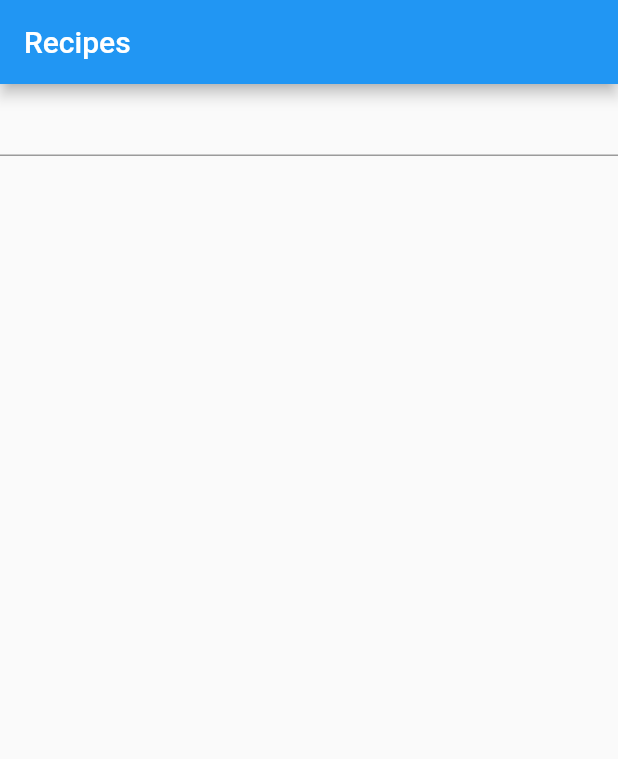
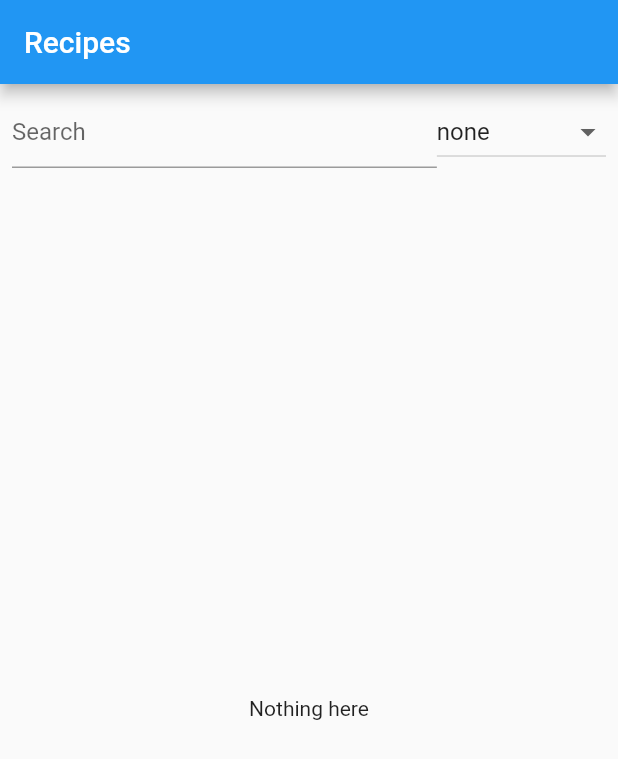
Before and after one commit to 13Griffon13/flutter_internship, a Flutter app: the screen it shows after launch, on a phone screen of 412 x 824 dp. Shown: the top 759 px of the screen. Run offline on Flutter 3.47's test engine with Material 2 defaults, Android fonts, the phone set to English and light mode, and no system bars; our stand-ins replace dartz, flutter_bloc, freezed_annotation; generated files the repository leaves out were written again.

Commit message:
feat: added basic sort(need to be finished in future), refactored search architecture

```diff
--- a/lib/features/recipes_search/ui/bloc/search_events.dart
+++ /dev/null
@@ -1,10 +0,0 @@
-
-abstract class SearchEvent{
-
-}
-
-class RequestSent extends SearchEvent{
-  String request;
-
-  RequestSent(this.request);
-}
--- a/lib/features/recipes_search/ui/recipes_search_home.dart
+++ b/lib/features/recipes_search/ui/recipes_search_home.dart
@@ -1,18 +1,39 @@
 import 'package:flutter/material.dart';
 import 'package:flutter_bloc/flutter_bloc.dart';
-import 'package:internship_final_recipes/features/recipes_search/ui/bloc/search_bloc.dart';
-import 'package:internship_final_recipes/features/recipes_search/ui/bloc/search_state.dart';
-import 'package:internship_final_recipes/features/recipes_search/ui/search_body.dart';
+import 'package:internship_final_recipes/features/recipes_search/ui/search_interface/search_interface.dart';
+import 'package:internship_final_recipes/features/recipes_search/ui/search_result_presentation/bloc/search_events.dart';
+
+import 'package:internship_final_recipes/features/recipes_search/ui/search_result_presentation/search_body.dart';
+
+import 'search_result_presentation/bloc/search_bloc.dart';
+import 'search_result_presentation/bloc/search_state.dart';
 
 class RecipesSearch extends StatelessWidget {
   const RecipesSearch({Key? key}) : super(key: key);
 
   @override
   Widget build(BuildContext context) {
-    return BlocBuilder<SearchBloc, SearchState>(
+    return Column(
+      mainAxisSize: MainAxisSize.max,
+      crossAxisAlignment: CrossAxisAlignment.start,
+      mainAxisAlignment: MainAxisAlignment.start,
+      children: [
+        SearchInterface(
+          onRequestSent: (request) {
+            context
+                .read<SearchBloc>()
+                .add(SearchEvent.searchRequestSent(request));
+          },
+          onSortTypeChanged: (sortType) {
+            context
+                .read<SearchBloc>()
+                .add(SearchEvent.sortMethodChanged(sortType));
+          },
+        ),
+        Flexible(
+          child: BlocBuilder<SearchBloc, SearchState>(
             bloc: context.read<SearchBloc>(),
             builder: (context, state) {
-        print('!!!!!!!!!!!!!!REBIULD!!!!!!!!!!!!!!!!');
               return state.map(
                 empty: (state) {
                   return const SearchBody(
@@ -34,6 +55,9 @@ class RecipesSearch extends StatelessWidget {
                 },
               );
             },
+          ),
+        ),
+      ],
     );
   }
 }
--- a/lib/features/recipes_search/ui/search_body.dart
+++ /dev/null
@@ -1,40 +0,0 @@
-import 'package:flutter/material.dart';
-import 'package:flutter_bloc/flutter_bloc.dart';
-import 'package:internship_final_recipes/features/recipes_search/domain/entities/recipes_list.dart';
-import 'package:internship_final_recipes/features/recipes_search/ui/bloc/search_bloc.dart';
-import 'package:internship_final_recipes/features/recipes_search/ui/bloc/search_events.dart';
-import 'package:internship_final_recipes/features/recipes_search/ui/recipe_tile.dart';
-
-class SearchBody extends StatelessWidget {
-  final RecipesList? recipesList;
-
-  const SearchBody({Key? key, this.recipesList}) : super(key: key);
-
-  @override
-  Widget build(BuildContext context) {
-    return Column(
-      crossAxisAlignment: CrossAxisAlignment.start,
-      mainAxisAlignment: MainAxisAlignment.start,
-      mainAxisSize: MainAxisSize.max,
-      children: [
-        //todo rework search bloc add helper bloc to manage search input
-        TextField(
-          onSubmitted: (text) {
-            context.read<SearchBloc>().add(RequestSent(text));
-          },
-        ),
-        Flexible(
-          child: recipesList != null
-              ? ListView.builder(
-                  itemCount: recipesList!.recipes.length,
-                  itemBuilder: (context, position) {
-                    return RecipeTile(
-                        recipeEntity: recipesList!.recipes[position]);
-                  },
-                )
-              : Container(),
-        ),
-      ],
-    );
-  }
-}
--- /dev/null
+++ b/lib/features/recipes_search/ui/search_interface/bloc/search_interface_event.dart
@@ -0,0 +1,17 @@
+import 'package:freezed_annotation/freezed_annotation.dart';
+
+import '../../util/sort_types.dart';
+
+part 'search_interface_event.freezed.dart';
+
+@freezed
+class SearchInterfaceEvent with _$SearchInterfaceEvent {
+  const factory SearchInterfaceEvent.requestChanged(String newRequest) =
+      _RequestChanged;
+
+  const factory SearchInterfaceEvent.sortTypeChanged(SortType newSortType) =
+      _SortTypeChanged;
+
+  const factory SearchInterfaceEvent.readyToSendRequest() =
+  _ReadyToSendRequest;
+}
--- /dev/null
+++ b/lib/features/recipes_search/ui/search_interface/bloc/search_interface_state.dart
@@ -0,0 +1,14 @@
+import 'package:freezed_annotation/freezed_annotation.dart';
+
+import '../../util/sort_types.dart';
+
+part 'search_interface_state.freezed.dart';
+
+@freezed
+class SearchInterfaceState with _$SearchInterfaceState {
+  const factory SearchInterfaceState([
+    @Default('') String request,
+    @Default(SortType.none) SortType sortType,
+    @Default(false) bool readyToSend,
+  ]) = _SearchInterfaceState;
+}
--- /dev/null
+++ b/lib/features/recipes_search/ui/search_interface/search_interface.dart
@@ -0,0 +1,126 @@
+import 'package:flutter/material.dart';
+import 'package:flutter_bloc/flutter_bloc.dart';
+import 'package:internship_final_recipes/features/recipes_search/ui/search_interface/bloc/search_interface_bloc.dart';
+import 'package:internship_final_recipes/features/recipes_search/ui/search_interface/bloc/search_interface_event.dart';
+import 'package:internship_final_recipes/features/recipes_search/ui/search_interface/bloc/search_interface_state.dart';
+import 'package:internship_final_recipes/features/recipes_search/ui/util/sort_types.dart';
+import 'package:internship_final_recipes/locale/locale.dart';
+
+class SearchInterface extends StatelessWidget {
+  final SearchInterfaceBloc interfaceBloc = SearchInterfaceBloc();
+  final Function(String) onRequestSent;
+  final Function(SortType) onSortTypeChanged;
+
+  SearchInterface({
+    Key? key,
+    required this.onRequestSent,
+    required this.onSortTypeChanged,
+  }) : super(key: key);
+
+  @override
+  Widget build(BuildContext context) {
+    return BlocBuilder<SearchInterfaceBloc, SearchInterfaceState>(
+      bloc: interfaceBloc,
+      builder: (context, state) {
+        return Padding(
+          padding: const EdgeInsets.all(8.0),
+          child: Row(
+            crossAxisAlignment: CrossAxisAlignment.center,
+            children: [
+              Flexible(
+                  child: _RequestField(
+                bloc: interfaceBloc,
+                onListenerTriggered: onRequestSent,
+              )),
+              _SortSelector(
+                bloc: interfaceBloc,
+                onListenerTriggered: onSortTypeChanged,
+              ),
+            ],
+          ),
+        );
+      },
+    );
+  }
+}
+
+class _RequestField extends StatelessWidget {
+  final Function(String) onListenerTriggered;
+  final SearchInterfaceBloc bloc;
+
+  const _RequestField({
+    Key? key,
+    required this.onListenerTriggered,
+    required this.bloc,
+  }) : super(key: key);
+
+  @override
+  Widget build(BuildContext context) {
+    return BlocConsumer<SearchInterfaceBloc, SearchInterfaceState>(
+      bloc: bloc,
+      listenWhen: (previous, current) {
+        //todo fix this part
+        return current.readyToSend;
+      },
+      listener: (context, state) {
+        onListenerTriggered(state.request);
+      },
+      buildWhen: (previous, current) {
+        return previous.request != current.request;
+      },
+      builder: (context, state) {
+        return TextField(
+          decoration: InputDecoration(
+            hintText: LocaleStrings.searchHint(),
+          ),
+          onChanged: (value) {
+            bloc.add(SearchInterfaceEvent.requestChanged(value));
+          },
+        );
+      },
+    );
+  }
+}
+
+class _SortSelector extends StatelessWidget {
+  final Function(SortType) onListenerTriggered;
+  final SearchInterfaceBloc bloc;
+
+  const _SortSelector({
+    Key? key,
+    required this.onListenerTriggered,
+    required this.bloc,
+  }) : super(key: key);
+
+  @override
+  Widget build(BuildContext context) {
+    return BlocConsumer<SearchInterfaceBloc, SearchInterfaceState>(
+      bloc: bloc,
+      listenWhen: (previous, current) {
+        return previous.sortType != current.sortType;
+      },
+      listener: (context, state) {
+        onListenerTriggered(state.sortType);
+      },
+      buildWhen: (previous, current) {
+        return previous.sortType != current.sortType;
+      },
+      builder: (context, state) {
+        return DropdownButton<SortType>(
+          value: state.sortType,
+          items: SortType.values
+              .map((e) => DropdownMenuItem<SortType>(
+                    value: e,
+                    child: Text(e.name),
+                  ))
+              .toList(),
+          onChanged: (value) {
+            bloc.add(
+              SearchInterfaceEvent.sortTypeChanged(value ?? SortType.none),
+            );
+          },
+        );
+      },
+    );
+  }
+}
--- /dev/null
+++ b/lib/features/recipes_search/ui/search_result_presentation/bloc/search_events.dart
@@ -0,0 +1,13 @@
+import 'package:freezed_annotation/freezed_annotation.dart';
+import 'package:internship_final_recipes/features/recipes_search/ui/util/sort_types.dart';
+
+part 'search_events.freezed.dart';
+
+@freezed
+class SearchEvent with _$SearchEvent {
+  const factory SearchEvent.searchRequestSent(String request) =
+      _SearchRequestSent;
+
+  const factory SearchEvent.sortMethodChanged(SortType sortType) =
+  _SortMethodChanged;
+}
--- a/lib/features/recipes_search/ui/bloc/search_state.dart
+++ b/lib/features/recipes_search/ui/search_result_presentation/bloc/search_state.dart
@@ -1,6 +1,7 @@
 import 'package:freezed_annotation/freezed_annotation.dart';
+import 'package:internship_final_recipes/features/recipes_search/ui/util/sort_types.dart';
 
-import '../../domain/entities/recipes_list.dart';
+import '../../../domain/entities/recipes_list.dart';
 
 part 'search_state.freezed.dart';
 
@@ -9,8 +10,9 @@ class SearchState with _$SearchState {
   const factory SearchState.empty() = _SearchStateEmpty;
 
   const factory SearchState.withData(
-    RecipesList recipesList,
-  ) = _SearchStateWithData;
+    RecipesList recipesList, [
+    @Default(SortType.none) SortType sortType,
+  ]) = _SearchStateWithData;
 
   const factory SearchState.loading() = _SearchStateLoading;
 
--- a/lib/features/recipes_search/ui/recipe_detail.dart
+++ b/lib/features/recipes_search/ui/search_result_presentation/recipe_detail.dart
@@ -1,7 +1,7 @@
 import 'package:flutter/material.dart';
 import 'package:internship_final_recipes/features/recipes_search/domain/entities/recipe_entity.dart';
 
-import '../../../util/hero_tags.dart';
+import '../../../../util/hero_tags.dart';
 
 class RecipeDetail extends StatelessWidget {
   final RecipeEntity recipeEntity;
--- a/lib/features/recipes_search/ui/recipe_tile.dart
+++ b/lib/features/recipes_search/ui/search_result_presentation/recipe_tile.dart
@@ -1,6 +1,6 @@
 import 'package:flutter/material.dart';
 import 'package:internship_final_recipes/features/recipes_search/domain/entities/recipe_entity.dart';
-import 'package:internship_final_recipes/features/recipes_search/ui/recipe_detail.dart';
+import 'package:internship_final_recipes/features/recipes_search/ui/search_result_presentation/recipe_detail.dart';
 import 'package:internship_final_recipes/util/hero_tags.dart';
 
 class RecipeTile extends StatelessWidget {
--- /dev/null
+++ b/lib/features/recipes_search/ui/search_result_presentation/search_body.dart
@@ -0,0 +1,26 @@
+import 'package:flutter/material.dart';
+import 'package:internship_final_recipes/features/recipes_search/domain/entities/recipes_list.dart';
+import 'package:internship_final_recipes/features/recipes_search/ui/search_result_presentation/recipe_tile.dart';
+import 'package:internship_final_recipes/locale/locale.dart';
+
+class SearchBody extends StatelessWidget {
+  final RecipesList? recipesList;
+
+  const SearchBody({Key? key, this.recipesList}) : super(key: key);
+
+  @override
+  Widget build(BuildContext context) {
+    return recipesList != null
+        ? ListView.builder(
+            itemCount: recipesList!.recipes.length,
+            itemBuilder: (context, position) {
+              return RecipeTile(recipeEntity: recipesList!.recipes[position]);
+            },
+          )
+        : Center(
+            child: Text(
+              LocaleStrings.emptySearch(),
+            ),
+          );
+  }
+}
--- /dev/null
+++ b/lib/features/recipes_search/ui/util/sort_types.dart
@@ -0,0 +1,5 @@
+enum SortType {
+  incremental,
+  decremental,
+  none,
+}
--- a/lib/locale/locale.dart
+++ b/lib/locale/locale.dart
@@ -3,4 +3,12 @@ class LocaleStrings{
     return 'Recipes';
   }
 
+  static String searchHint(){
+    return 'Search';
+  }
+
+  static String emptySearch(){
+    return 'Nothing here';
+  }
+
 }
--- a/lib/main.dart
+++ b/lib/main.dart
@@ -1,7 +1,8 @@
 import 'package:flutter/material.dart';
 import 'package:flutter_bloc/flutter_bloc.dart';
 import 'package:internship_final_recipes/core/home_page.dart';
-import 'package:internship_final_recipes/features/recipes_search/ui/bloc/search_bloc.dart';
+
+import 'features/recipes_search/ui/search_result_presentation/bloc/search_bloc.dart';
 
 void main() {
   runApp(const MyApp());
```
Also changed, not shown: lib/features/recipes_search/ui/bloc/search_bloc.dart (deleted, +0 -26 lines), lib/features/recipes_search/ui/search_interface/bloc/search_interface_bloc.dart (added, +40 -0 lines), lib/features/recipes_search/ui/search_result_presentation/bloc/search_bloc.dart (added, +60 -0 lines). Lines whose indentation alone changed are shown as unchanged.
